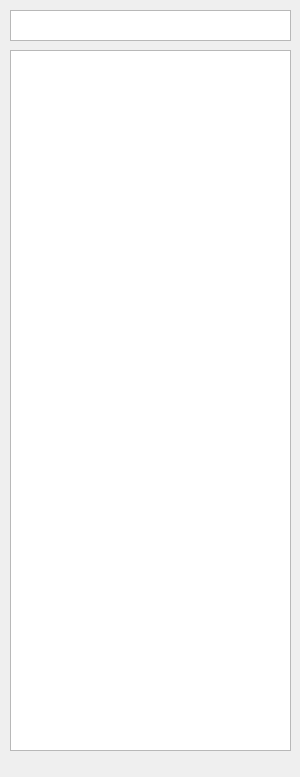
Qt form ui_qgisfilebrowser.ui (NathanW2/QGIS-File-Browser) before a commit.
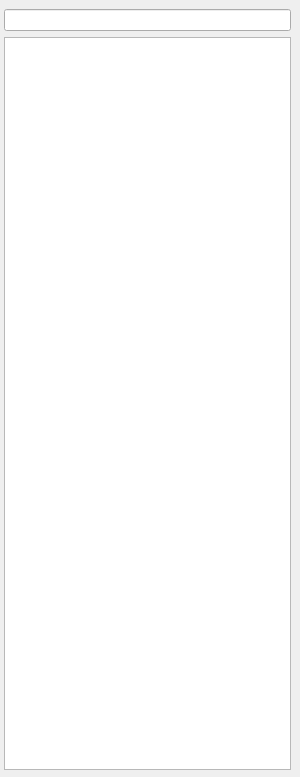
The same form after that commit.

Diff of the .ui file:
```diff
--- a/ui_qgisfilebrowser.ui
+++ b/ui_qgisfilebrowser.ui
@@ -14,26 +14,23 @@
    <string>QGISFileBrowser</string>
   </property>
   <widget class="QWidget" name="dockWidgetContents">
-      <widget class="QTreeView" name="fileTree">
-       <property name="geometry">
-        <rect>
-         <x>10</x>
-         <y>50</y>
-         <width>281</width>
-         <height>701</height>
-        </rect>
-       </property>
-      </widget>
-      <widget class="QPlainTextEdit" name="plainTextEdit">
-       <property name="geometry">
-        <rect>
-         <x>10</x>
-         <y>10</y>
-         <width>281</width>
-         <height>31</height>
-        </rect>
-       </property>
-      </widget>
+   <layout class="QVBoxLayout" name="verticalLayout">
+    <property name="leftMargin">
+     <number>4</number>
+    </property>
+    <property name="topMargin">
+     <number>9</number>
+    </property>
+    <property name="bottomMargin">
+     <number>7</number>
+    </property>
+    <item>
+     <widget class="QLineEdit" name="filterText"/>
+    </item>
+    <item>
+     <widget class="QTreeView" name="fileTree"/>
+    </item>
+   </layout>
   </widget>
  </widget>
  <resources/>
```
Left out of the diff: 2 changed lines with no effect on the pictures.
